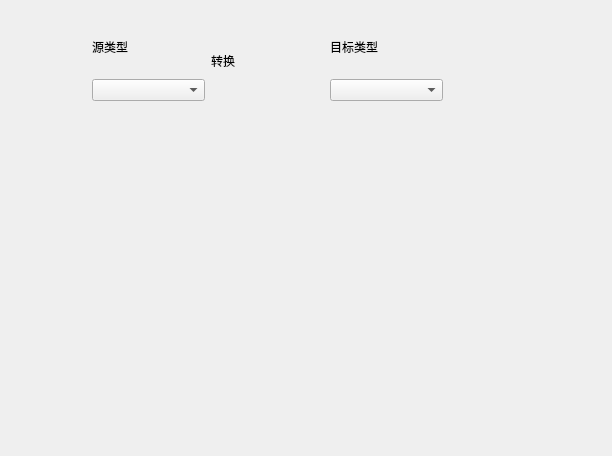
This is MultiMediaTool/src/gui/ui/word.ui in xiehaode/MultimediaTools as Qt 5 draws it before an edit. The edited form follows.
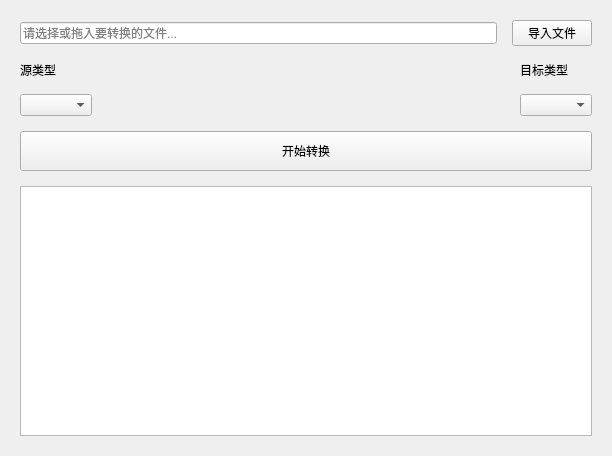
This is the edited form.

Commit message: 完成了对python文档转换功能的调用

```diff
--- a/MultiMediaTool/src/gui/ui/word.ui
+++ b/MultiMediaTool/src/gui/ui/word.ui
@@ -13,15 +13,44 @@
   <property name="windowTitle">
    <string>Form</string>
   </property>
-  <widget class="QWidget" name="">
-   <property name="geometry">
-    <rect>
-     <x>92</x>
-     <y>20</y>
-     <width>351</width>
-     <height>81</height>
-    </rect>
+  <layout class="QVBoxLayout" name="mainVerticalLayout">
+   <property name="spacing">
+    <number>15</number>
    </property>
+   <property name="leftMargin">
+    <number>20</number>
+   </property>
+   <property name="topMargin">
+    <number>20</number>
+   </property>
+   <property name="rightMargin">
+    <number>20</number>
+   </property>
+   <property name="bottomMargin">
+    <number>20</number>
+   </property>
+   <item>
+    <layout class="QHBoxLayout" name="importLayout">
+     <item>
+      <widget class="QLineEdit" name="lineEdit_Path">
+       <property name="readOnly">
+        <bool>true</bool>
+       </property>
+       <property name="placeholderText">
+        <string>请选择或拖入要转换的文件...</string>
+       </property>
+      </widget>
+     </item>
+     <item>
+      <widget class="QPushButton" name="btnImport">
+       <property name="text">
+        <string>导入文件</string>
+       </property>
+      </widget>
+     </item>
+    </layout>
+   </item>
+   <item>
    <layout class="QHBoxLayout" name="horizontalLayout">
     <item>
      <layout class="QVBoxLayout" name="verticalLayout">
@@ -38,11 +67,17 @@
      </layout>
     </item>
     <item>
-     <widget class="QLabel" name="label_3">
-      <property name="text">
-       <string>转换</string>
-      </property>
-     </widget>
+      <spacer name="horizontalSpacer">
+       <property name="orientation">
+        <enum>Qt::Horizontal</enum>
+       </property>
+       <property name="sizeHint" stdset="0">
+        <size>
+         <width>0</width>
+         <height>0</height>
+        </size>
+       </property>
+      </spacer>
     </item>
     <item>
      <layout class="QVBoxLayout" name="verticalLayout_2">
@@ -59,7 +94,24 @@
      </layout>
     </item>
    </layout>
-  </widget>
+   </item>
+   <item>
+    <widget class="QPushButton" name="pushButton">
+     <property name="minimumSize">
+      <size>
+       <width>0</width>
+       <height>40</height>
+      </size>
+     </property>
+     <property name="text">
+      <string>开始转换</string>
+     </property>
+    </widget>
+   </item>
+   <item>
+    <widget class="QListWidget" name="listWidget"/>
+   </item>
+  </layout>
  </widget>
  <resources/>
  <connections/>
```
Left out of the diff: 4 changed lines with no effect on the pictures. Lines whose indentation alone changed are shown as unchanged. The commit also changes 2 other files.
